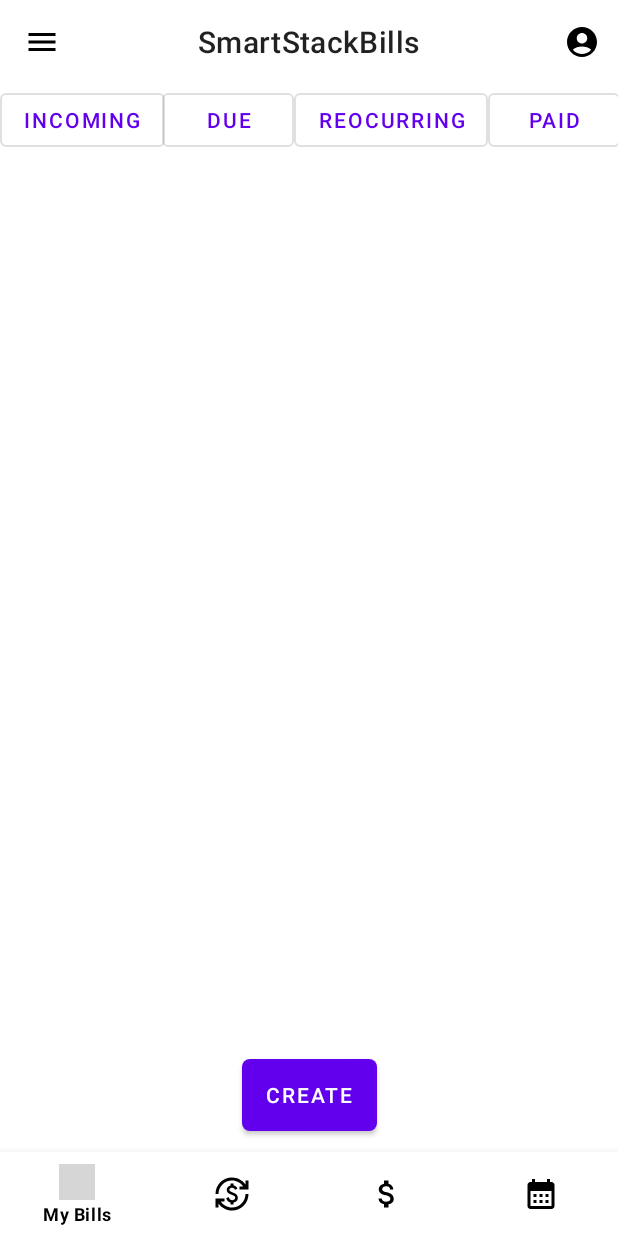
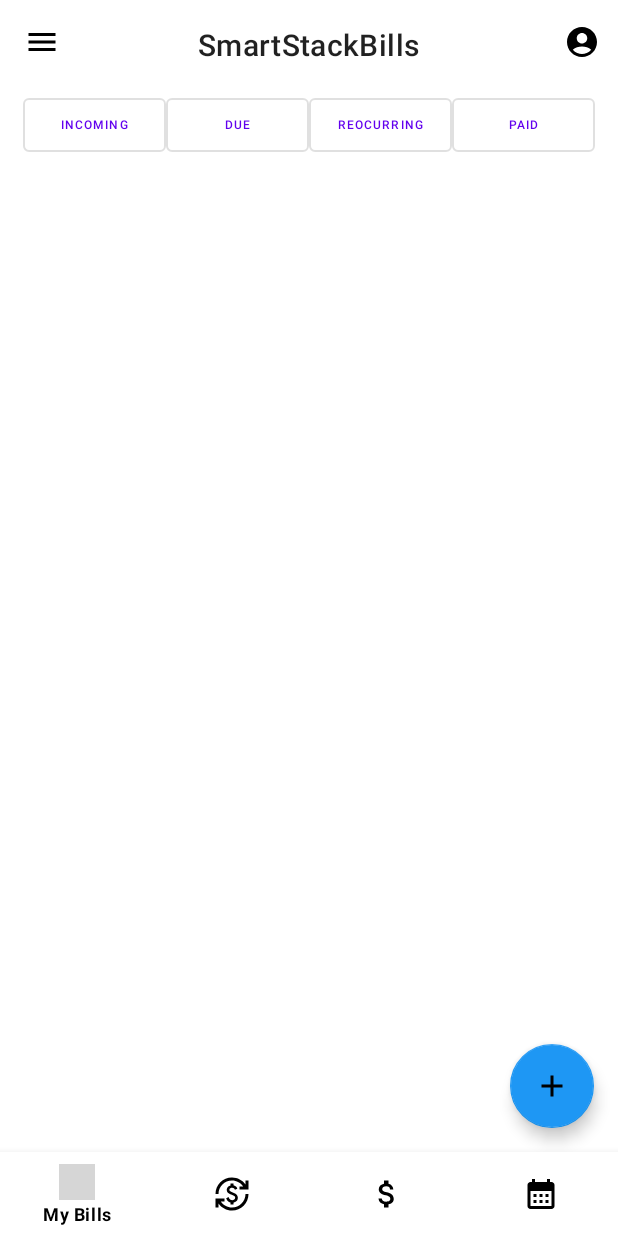
Before and after one commit to j-ritter/SmartStackSolutions, an Android app built with Jetpack Compose: the MyBills screen opened directly, with no data from a screen before it, on a phone screen of 412 x 824 dp. Run offline under Robolectric (Android 15) with nearby library versions, the phone set to English and light mode, and no system bars; our stand-ins replace Firebase (no records; nobody signed in at launch, a user with empty details on screens opened directly); grey boxes are pictures that could not be loaded.

Commit message:
arreglado bugs en createBills

```diff
--- a/app/src/main/java/com/example/smartstackbills/MyBills.kt
+++ b/app/src/main/java/com/example/smartstackbills/MyBills.kt
@@ -9,6 +9,7 @@ import androidx.appcompat.app.AppCompatActivity
 import androidx.compose.ui.res.colorResource
 import androidx.recyclerview.widget.LinearLayoutManager
 import androidx.recyclerview.widget.RecyclerView
+import com.google.android.material.floatingactionbutton.FloatingActionButton
 import com.google.firebase.auth.FirebaseAuth
 import com.google.firebase.firestore.FirebaseFirestore
 import com.google.firebase.firestore.ListenerRegistration
@@ -20,7 +21,9 @@ class MyBills : AppCompatActivity() {
     private lateinit var myAdapter: MyAdapter
     private lateinit var db: FirebaseFirestore
     private var listenerRegistration: ListenerRegistration? = null
-    private lateinit var createBillButton: Button
+    private lateinit var fab: FloatingActionButton
+    private var userEmail: String? = null
+
 
     override fun onCreate(savedInstanceState: Bundle?) {
         super.onCreate(savedInstanceState)
@@ -30,15 +33,17 @@ class MyBills : AppCompatActivity() {
         recyclerView = findViewById(R.id.recyclerView)
         recyclerView.setHasFixedSize(true)
         recyclerView.layoutManager = LinearLayoutManager(this)
+        userEmail = intent.getStringExtra("USER_EMAIL")
 
 
         billsArrayList = ArrayList()
         myAdapter = MyAdapter(this, billsArrayList)
         recyclerView.adapter = myAdapter
 
-        createBillButton = findViewById(R.id.btnCreate)
-        createBillButton.setOnClickListener {
+        fab = findViewById(R.id.fabBills)
+        fab.setOnClickListener {
             val intent = Intent(this, createBill::class.java)
+            intent.putExtra("USER_EMAIL", userEmail)
             startActivity(intent)
         }
 
--- a/app/src/main/java/com/example/smartstackbills/createBill.kt
+++ b/app/src/main/java/com/example/smartstackbills/createBill.kt
@@ -82,9 +82,11 @@ class createBill : AppCompatActivity() {
 
         val arrayAdapter = ArrayAdapter(this, android.R.layout.simple_spinner_dropdown_item, categories)
         val arrayAdapterVendors = ArrayAdapter(this, android.R.layout.simple_spinner_dropdown_item, vendors)
+        val arrayAdapterRepeat = ArrayAdapter(this,android.R.layout.simple_spinner_dropdown_item,repeat)
 
         spinnerCategories.adapter = arrayAdapter
         spinnerVendors.adapter = arrayAdapterVendors
+        spinnerReminder.adapter = arrayAdapterRepeat
 
         spinnerCategories.onItemSelectedListener = object : AdapterView.OnItemSelectedListener {
             override fun onItemSelected(parent: AdapterView<*>?, view: View?, position: Int, id: Long) {
@@ -106,7 +108,7 @@ class createBill : AppCompatActivity() {
 
         spinnerReminder.onItemSelectedListener = object : AdapterView.OnItemSelectedListener {
             override fun onItemSelected(parent: AdapterView<*>?, view: View?, position: Int, id: Long) {
-                val selectedItemVendors = parent?.getItemAtPosition(position).toString()
+                val selectedItemReminder = parent?.getItemAtPosition(position).toString()
             }
             override fun onNothingSelected(parent: AdapterView<*>?) {
                 // Este método se llama cuando no se selecciona ningún elemento
--- a/app/src/main/res/drawable/ic_add.xml
+++ b/app/src/main/res/drawable/ic_add.xml
@@ -1,4 +1,4 @@
-<vector xmlns:android="http://schemas.android.com/apk/res/android" android:height="24dp" android:tint="#000000" android:viewportHeight="24" android:viewportWidth="24" android:width="24dp">
+<vector xmlns:android="http://schemas.android.com/apk/res/android" android:height="24dp" android:tint="#FFFFFF" android:viewportHeight="24" android:viewportWidth="24" android:width="24dp">
 
     <path android:fillColor="@android:color/white" android:pathData="M19,13h-6v6h-2v-6H5v-2h6V5h2v6h6v2z"/>
 
--- a/app/src/main/res/layout/activity_my_bills.xml
+++ b/app/src/main/res/layout/activity_my_bills.xml
@@ -16,74 +16,62 @@
         <com.google.android.material.appbar.MaterialToolbar
             android:id="@+id/materialToolbar"
             android:layout_width="match_parent"
-            android:layout_height="0dp"
-            app:layout_constraintBottom_toTopOf="@+id/button1"
-            app:layout_constraintEnd_toStartOf="@+id/toggleButton"
-            app:layout_constraintStart_toStartOf="@+id/toggleButton"
-            app:layout_constraintTop_toTopOf="parent"
+            android:layout_height="59dp"
             app:menu="@menu/top_nav"
             app:navigationIcon="@drawable/ic_menu"
             app:title="SmartStackBills"
-            app:titleCentered="true" />
-
-        <com.google.android.material.button.MaterialButtonToggleGroup
-            android:id="@+id/toggleButton"
-            android:layout_width="wrap_content"
-            android:layout_height="wrap_content"
-            android:layout_marginStart="10dp"
-            app:layout_constraintBottom_toBottomOf="@+id/materialToolbar"
-            app:layout_constraintStart_toStartOf="@+id/button3"
-            app:layout_constraintTop_toBottomOf="@+id/materialToolbar"></com.google.android.material.button.MaterialButtonToggleGroup>
+            app:titleCentered="true"
+            app:layout_constraintTop_toTopOf="parent"
+            app:layout_constraintStart_toStartOf="parent"
+            app:layout_constraintEnd_toEndOf="parent" />
 
         <Button
             android:id="@+id/button1"
             style="?attr/materialButtonOutlinedStyle"
-            android:layout_width="wrap_content"
+            android:layout_width="95dp"
             android:layout_height="wrap_content"
             android:text="@string/incoming"
-            app:layout_constraintBaseline_toBaselineOf="@+id/button2"
-            app:layout_constraintStart_toStartOf="@+id/materialToolbar" />
+            android:textSize="8sp"
+            app:layout_constraintTop_toBottomOf="@+id/materialToolbar"
+            app:layout_constraintStart_toStartOf="parent"
+            app:layout_constraintEnd_toStartOf="@+id/button2"
+            app:layout_constraintHorizontal_chainStyle="packed" />
 
         <Button
             android:id="@+id/button2"
             style="?attr/materialButtonOutlinedStyle"
-            android:layout_width="wrap_content"
+            android:layout_width="95dp"
             android:layout_height="wrap_content"
-            android:layout_marginStart="108dp"
-            android:layout_marginTop="56dp"
             android:text="@string/due"
-            app:layout_constraintStart_toStartOf="parent"
-            app:layout_constraintTop_toTopOf="parent" />
+            android:textSize="8sp"
+            app:layout_constraintTop_toBottomOf="@+id/materialToolbar"
+            app:layout_constraintStart_toEndOf="@+id/button1"
+            app:layout_constraintEnd_toStartOf="@+id/button3"
+            app:layout_constraintHorizontal_chainStyle="packed" />
 
         <Button
             android:id="@+id/button3"
             style="?attr/materialButtonOutlinedStyle"
-            android:layout_width="wrap_content"
+            android:layout_width="95dp"
             android:layout_height="wrap_content"
             android:text="@string/reocurring"
+            android:textSize="8sp"
+            app:layout_constraintTop_toBottomOf="@+id/materialToolbar"
             app:layout_constraintStart_toEndOf="@+id/button2"
-            app:layout_constraintTop_toBottomOf="@+id/materialToolbar" />
+            app:layout_constraintEnd_toStartOf="@+id/button4"
+            app:layout_constraintHorizontal_chainStyle="packed" />
 
         <Button
             android:id="@+id/button4"
             style="?attr/materialButtonOutlinedStyle"
-            android:layout_width="wrap_content"
+            android:layout_width="95dp"
             android:layout_height="wrap_content"
             android:text="@string/paid"
-            app:layout_constraintBaseline_toBaselineOf="@+id/button3"
-            app:layout_constraintStart_toEndOf="@+id/button3" />
-
-        <Button
-            android:id="@+id/btnCreate"
-            android:layout_width="wrap_content"
-            android:layout_height="wrap_content"
-            android:layout_marginBottom="14dp"
-            android:background="@drawable/btnlogin"
-            android:text="Create"
-            android:textColor="@color/white"
-            app:layout_constraintBottom_toTopOf="@+id/bottomNavigationView"
+            android:textSize="8sp"
+            app:layout_constraintTop_toBottomOf="@+id/materialToolbar"
+            app:layout_constraintStart_toEndOf="@+id/button3"
             app:layout_constraintEnd_toEndOf="parent"
-            app:layout_constraintStart_toStartOf="parent" />
+            app:layout_constraintHorizontal_chainStyle="packed" />
 
         <com.google.android.material.bottomnavigation.BottomNavigationView
             android:id="@+id/bottomNavigationView"
@@ -92,28 +80,30 @@
             android:background="#FFFFFF"
             app:itemIconTint="@color/black"
             app:itemTextColor="#000000"
+            app:menu="@menu/bottom_nav"
             app:layout_constraintBottom_toBottomOf="parent"
-            app:layout_constraintEnd_toEndOf="parent"
             app:layout_constraintStart_toStartOf="parent"
-            app:menu="@menu/bottom_nav">
-
-        </com.google.android.material.bottomnavigation.BottomNavigationView>
+            app:layout_constraintEnd_toEndOf="parent" />
 
         <androidx.recyclerview.widget.RecyclerView
             android:id="@+id/recyclerView"
             android:layout_width="0dp"
             android:layout_height="0dp"
-            android:layout_marginStart="1dp"
-            android:layout_marginTop="50dp"
-            android:layout_marginEnd="1dp"
-            android:layout_marginBottom="68dp"
-            app:layout_constraintBottom_toBottomOf="@+id/btnCreate"
+            app:layout_constraintTop_toBottomOf="@+id/button1"
+            app:layout_constraintBottom_toTopOf="@+id/bottomNavigationView"
+            app:layout_constraintStart_toStartOf="parent"
+            app:layout_constraintEnd_toEndOf="parent" />
+
+        <com.google.android.material.floatingactionbutton.FloatingActionButton
+            android:id="@+id/fabBills"
+            android:layout_width="wrap_content"
+            android:layout_height="wrap_content"
+            android:src="@drawable/ic_add"
+            app:backgroundTint="#1E97F4"
+            app:fabSize="normal"
+            app:layout_constraintBottom_toTopOf="@+id/bottomNavigationView"
             app:layout_constraintEnd_toEndOf="parent"
-            app:layout_constraintStart_toStartOf="parent"
-            app:layout_constraintTop_toTopOf="@+id/button1" />
-
-
+            android:layout_marginEnd="16dp"
+            android:layout_marginBottom="16dp" />
     </androidx.constraintlayout.widget.ConstraintLayout>
-
-
 </androidx.coordinatorlayout.widget.CoordinatorLayout>
```
